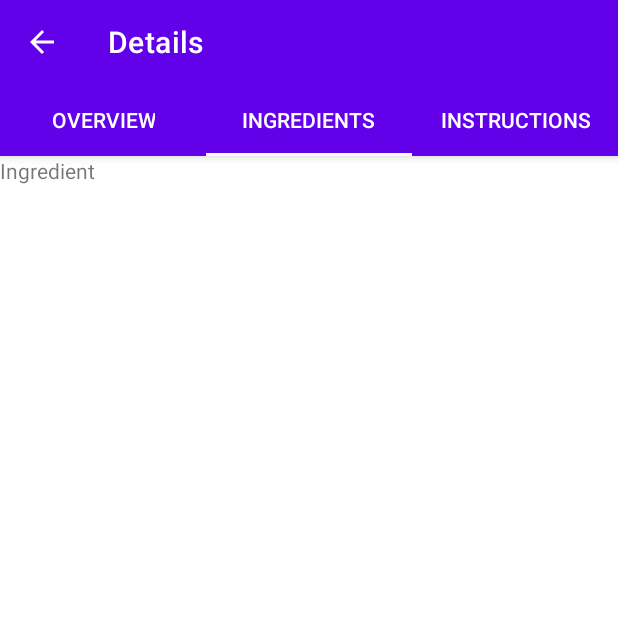
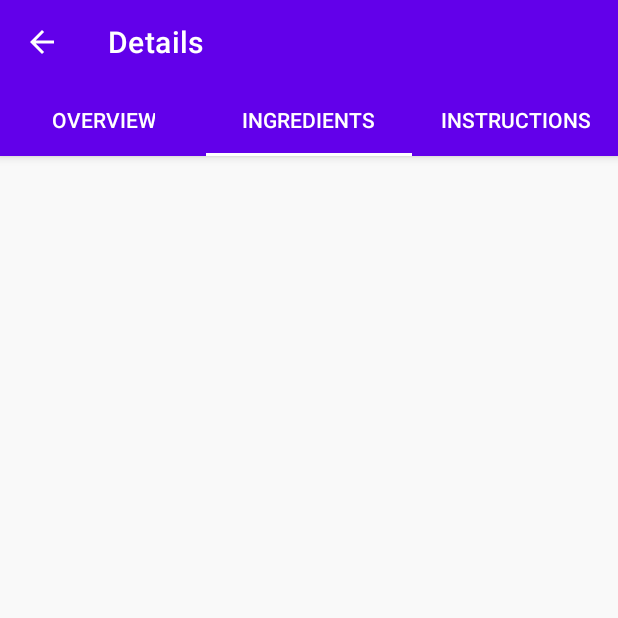
Before and after one commit to anggadarkprince/foodrecipe-android, an Android app: the OverviewFragment screen opened directly, with no data from a screen before it, tab 2 chosen, on a phone screen of 412 x 824 dp, the top half of it. Run offline under Robolectric (Android 15) with nearby library versions, the phone set to English and light mode, and no system bars; pictures from the network do not load; 3 statements that could not run were skipped.

Commit message:
add ingredient view

```diff
--- a/app/src/main/java/com/anggaari/foodrecipe/ui/fragments/ingredient/IngredientFragment.kt
+++ b/app/src/main/java/com/anggaari/foodrecipe/ui/fragments/ingredient/IngredientFragment.kt
@@ -5,15 +5,45 @@ import androidx.fragment.app.Fragment
 import android.view.LayoutInflater
 import android.view.View
 import android.view.ViewGroup
+import androidx.recyclerview.widget.LinearLayoutManager
 import com.anggaari.foodrecipe.R
+import com.anggaari.foodrecipe.adapters.IngredientsAdapter
+import com.anggaari.foodrecipe.databinding.FragmentIngredientBinding
+import com.anggaari.foodrecipe.models.Result
+import com.anggaari.foodrecipe.utils.Constants.Companion.RECIPE_RESULT_KEY
+import com.anggaari.foodrecipe.utils.MarginItemDecoration
 
 class IngredientFragment : Fragment() {
+
+    private var _binding: FragmentIngredientBinding? = null
+    private val binding get() = _binding!!
+
+    private val adapter: IngredientsAdapter by lazy { IngredientsAdapter() }
 
     override fun onCreateView(
         inflater: LayoutInflater, container: ViewGroup?,
         savedInstanceState: Bundle?
-    ): View? {
-        // Inflate the layout for this fragment
-        return inflater.inflate(R.layout.fragment_ingredient, container, false)
+    ): View {
+        _binding = FragmentIngredientBinding.inflate(inflater, container, false)
+
+        val args = arguments
+        val myBundle: Result? = args?.getParcelable(RECIPE_RESULT_KEY)
+
+        setupRecyclerView()
+        myBundle?.extendedIngredients?.let { adapter.setData(it) }
+
+        return binding.root
+    }
+
+    private fun setupRecyclerView() {
+        binding.ingredientRecyclerView.adapter = adapter
+        binding.ingredientRecyclerView.layoutManager = LinearLayoutManager(requireContext())
+        binding.ingredientRecyclerView.addItemDecoration(
+            MarginItemDecoration(
+                resources.getDimensionPixelSize(
+                    R.dimen.defaultSpace
+                )
+            )
+        )
     }
 }
--- a/app/src/main/java/com/anggaari/foodrecipe/ui/fragments/overview/OverviewFragment.kt
+++ b/app/src/main/java/com/anggaari/foodrecipe/ui/fragments/overview/OverviewFragment.kt
@@ -13,6 +13,7 @@ import com.anggaari.foodrecipe.R
 import com.anggaari.foodrecipe.databinding.FragmentOverviewBinding
 import com.anggaari.foodrecipe.databinding.FragmentRecipesBinding
 import com.anggaari.foodrecipe.models.Result
+import com.anggaari.foodrecipe.utils.Constants.Companion.RECIPE_RESULT_KEY
 import org.jsoup.Jsoup
 
 class OverviewFragment : Fragment() {
@@ -26,7 +27,7 @@ class OverviewFragment : Fragment() {
         _binding = FragmentOverviewBinding.inflate(inflater, container, false)
 
         val args = arguments
-        val myBundle: Result? = args?.getParcelable("recipeBundle")
+        val myBundle: Result? = args?.getParcelable(RECIPE_RESULT_KEY)
 
         Log.d("OverviewFragment", myBundle.toString())
 
--- a/app/src/main/java/com/anggaari/foodrecipe/utils/Constants.kt
+++ b/app/src/main/java/com/anggaari/foodrecipe/utils/Constants.kt
@@ -4,7 +4,10 @@ class Constants {
 
     companion object {
         const val BASE_URL = "https://api.spoonacular.com"
+        const val BASE_IMAGE_URL = "https://spoonacular.com/cdn/ingredients_100x100/"
         const val API_KEY = "2da34f71ad4248b2ad03ba22ce04d81c"
+
+        const val RECIPE_RESULT_KEY = "recipeBundle"
 
         // API Queries Keys
         const val QUERY_SEARCH = "query"
--- a/app/src/main/java/com/anggaari/foodrecipe/utils/RecipesDiffUtil.kt
+++ b/app/src/main/java/com/anggaari/foodrecipe/utils/RecipesDiffUtil.kt
@@ -3,9 +3,9 @@ package com.anggaari.foodrecipe.utils
 import androidx.recyclerview.widget.DiffUtil
 import com.anggaari.foodrecipe.models.Result
 
-class RecipesDiffUtil(
-    private val oldList: List<Result>,
-    private val newList: List<Result>
+class RecipesDiffUtil<T>(
+    private val oldList: List<T>,
+    private val newList: List<T>
 ): DiffUtil.Callback() {
     override fun getOldListSize(): Int {
         return oldList.size
--- a/app/src/main/res/layout/fragment_ingredient.xml
+++ b/app/src/main/res/layout/fragment_ingredient.xml
@@ -1,14 +1,19 @@
 <?xml version="1.0" encoding="utf-8"?>
-<FrameLayout xmlns:android="http://schemas.android.com/apk/res/android"
+<androidx.constraintlayout.widget.ConstraintLayout xmlns:android="http://schemas.android.com/apk/res/android"
+    xmlns:app="http://schemas.android.com/apk/res-auto"
     xmlns:tools="http://schemas.android.com/tools"
     android:layout_width="match_parent"
     android:layout_height="match_parent"
+    android:background="@color/lightGray"
     tools:context=".ui.fragments.ingredient.IngredientFragment">
 
-    <!-- TODO: Update blank fragment layout -->
-    <TextView
+    <androidx.recyclerview.widget.RecyclerView
+        android:id="@+id/ingredientRecyclerView"
         android:layout_width="match_parent"
         android:layout_height="match_parent"
-        android:text="Ingredient" />
-
-</FrameLayout>
+        app:layout_constraintBottom_toBottomOf="parent"
+        app:layout_constraintEnd_toEndOf="parent"
+        app:layout_constraintStart_toStartOf="parent"
+        app:layout_constraintTop_toTopOf="parent"
+        tools:listitem="@layout/ingredient_row_layout" />
+</androidx.constraintlayout.widget.ConstraintLayout>
--- a/app/src/main/res/values/colors.xml
+++ b/app/src/main/res/values/colors.xml
@@ -25,4 +25,7 @@
     <color name="chipTextColor">@color/darkGray</color>
 
     <color name="actionBarBackgroundColor">@color/colorPrimary</color>
+    <color name="strokeColor">@color/lightMediumGray</color>
+    <color name="cardBackgroundColor">@color/white</color>
+    <color name="titleColor">@color/darkGray</color>
 </resources>
--- a/app/src/main/res/values/strings.xml
+++ b/app/src/main/res/values/strings.xml
@@ -36,4 +36,5 @@
     <string name="back_online">We\'re back online</string>
     <string name="search">Search</string>
     <string name="description">Description</string>
+    <string name="ingredients">Ingredients</string>
 </resources>
```
Also changed, not shown: app/src/main/java/com/anggaari/foodrecipe/adapters/IngredientsAdapter.kt (added, +60 -0 lines), app/src/main/res/layout/ingredient_row_layout.xml (added, +111 -0 lines).
